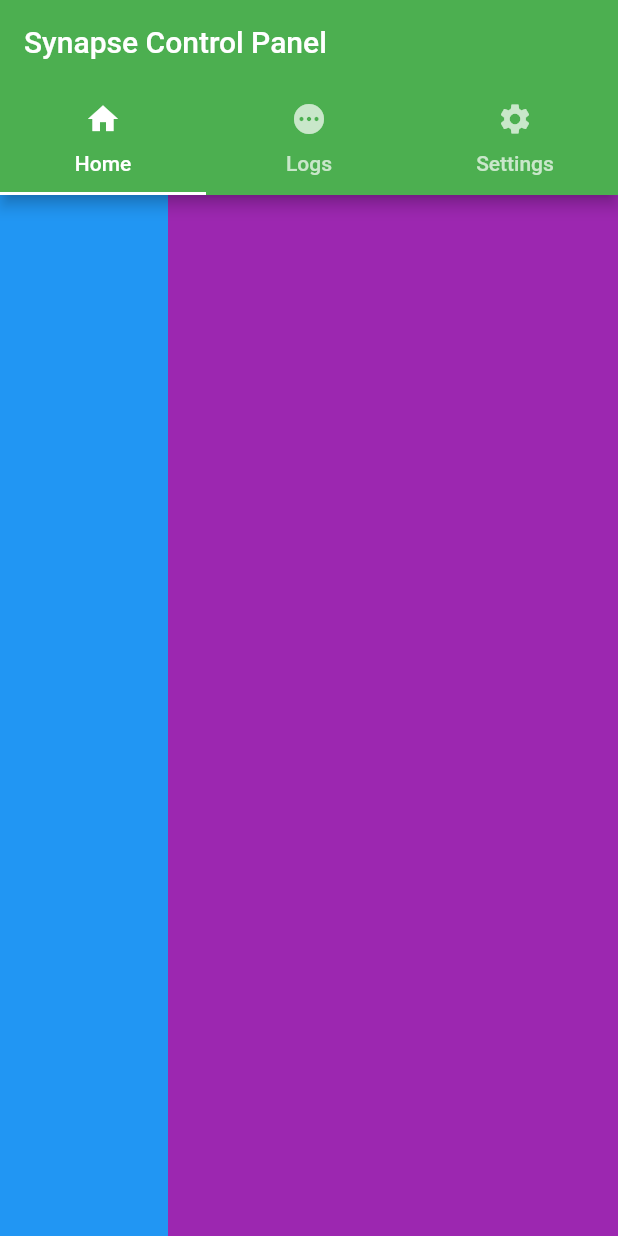
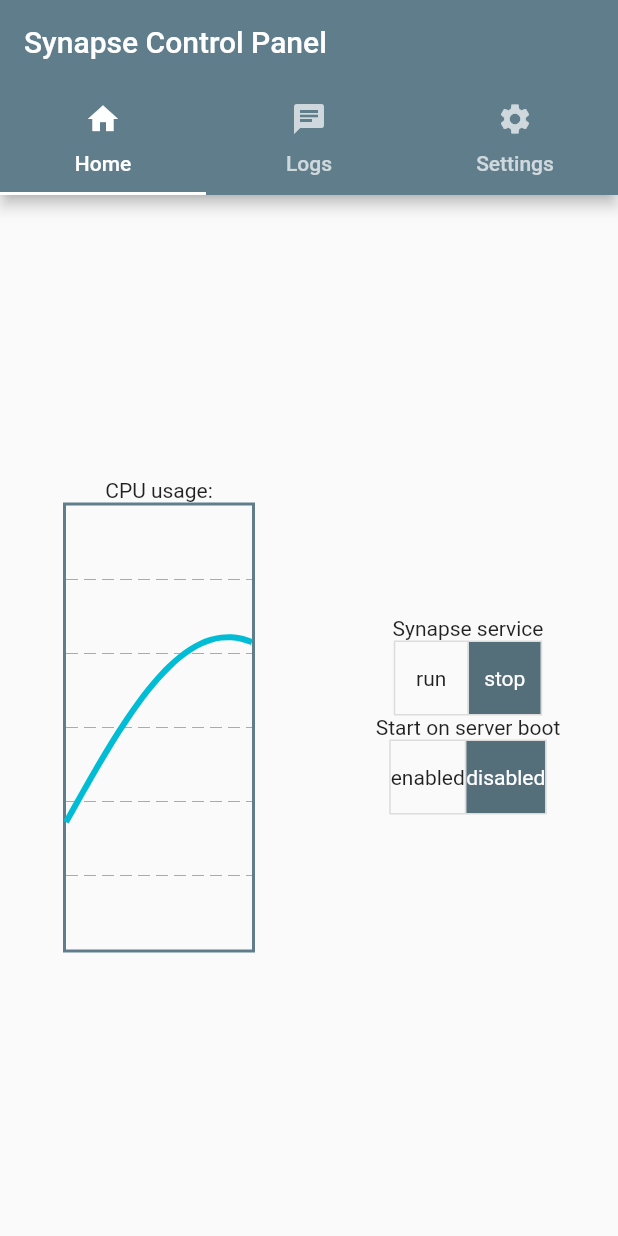
Before and after one commit to Robogera/service-control-panel, a Flutter app: the screen it shows after launch, on a phone screen of 412 x 824 dp. Run offline on Flutter 3.47's test engine with Material 2 defaults, Android fonts, the phone set to English and light mode, and no system bars; drawn by our look-alikes of fl_chart.

Commit message:
Dev: basic performance chart added

```diff
--- a/lib/main.dart
+++ b/lib/main.dart
@@ -1,3 +1,7 @@
+import 'dart:async';
+import 'dart:math' as math;
+
+import 'package:fl_chart/fl_chart.dart';
 import 'package:flutter/material.dart';
 
 void main() => runApp(const MyApp());
@@ -11,8 +15,8 @@ class MyApp extends StatelessWidget {
   Widget build(BuildContext context) {
     return MaterialApp(
       title: _title,
-      home: App(),
-      theme: ThemeData(primarySwatch: Colors.green),
+      home: const App(),
+      theme: ThemeData(primarySwatch: Colors.blueGrey),
     );
   }
 }
@@ -46,13 +50,14 @@ class _AppState extends State<App> with TickerProviderStateMixin {
               icon: Icon(Icons.home),
               text: "Home",
             ),
-            Tab(icon: Icon(Icons.pending), text: "Logs"),
+            Tab(icon: Icon(Icons.chat), text: "Logs"),
             Tab(icon: Icon(Icons.settings), text: "Settings"),
           ],
         ),
       ),
       body: TabBarView(
         controller: _tabController,
+        // TODO: check if using const here doesn't break the stateful widgets inside
         children: [
           MainPage(),
           MainPage(),
@@ -70,7 +75,25 @@ class MainPage extends StatefulWidget {
   State<MainPage> createState() => _MainPageState();
 }
 
-class _MainPageState extends State<MainPage> {
+const List<Widget> powerActions = [
+  Text("run"),
+  Text("stop"),
+];
+
+const List<Widget> autostartPolicies = [
+  Text("enabled"),
+  Text("disabled"),
+];
+
+class _MainPageState extends State<MainPage>
+    with AutomaticKeepAliveClientMixin<MainPage> {
+  // TODO: move the initialization to initState() to grab the actuale state from the backend
+  final List<bool> _selectedPowerAction = <bool>[false, true];
+  final List<bool> _selectedAutostartPolicy = <bool>[false, true];
+
+  @override
+  bool get wantKeepAlive => true;
+
   @override
   void initState() {
     super.initState();
@@ -78,15 +101,136 @@ class _MainPageState extends State<MainPage> {
 
   @override
   Widget build(BuildContext context) {
-    return Row(children: [
-      Expanded(
-          child: Container(
-        decoration: BoxDecoration(color: Colors.blue),
-      )),
-      Container(
-        constraints: BoxConstraints(minWidth: 200, maxWidth: 300),
-        decoration: BoxDecoration(color: Colors.purple),
-      ),
-    ]);
+    super.build(context);
+    return Row(
+      children: [
+        Expanded(
+          child: SingleChildScrollView(
+            child: Column(
+              children: [
+                Text("CPU usage:"),
+                Container(
+                  constraints: BoxConstraints(
+                    maxHeight: 300,
+                    minHeight: 200,
+                  ),
+                  padding: const EdgeInsets.only(left: 42.0, right: 42.0),
+                  child: PerformanceChart(),
+                ),
+              ],
+            ),
+          ),
+        ),
+        Container(
+          constraints: const BoxConstraints(minWidth: 200, maxWidth: 300),
+          child: SingleChildScrollView(
+            child: Column(
+              children: [
+                const Text("Synapse service"),
+                ToggleButtons(
+                  onPressed: (int indexPressed) {
+                    setState(() {
+                      for (int i = 0; i < _selectedPowerAction.length; i++) {
+                        _selectedPowerAction[i] = i == indexPressed;
+                      }
+                    });
+                  },
+                  isSelected: _selectedPowerAction,
+                  selectedColor: Colors.white,
+                  fillColor: Colors.blueGrey[600],
+                  children: powerActions,
+                ),
+                const Text("Start on server boot"),
+                ToggleButtons(
+                  onPressed: (int indexPressed) {
+                    setState(() {
+                      for (int i = 0;
+                          i < _selectedAutostartPolicy.length;
+                          i++) {
+                        _selectedAutostartPolicy[i] = i == indexPressed;
+                      }
+                    });
+                  },
+                  isSelected: _selectedAutostartPolicy,
+                  selectedColor: Colors.white,
+                  fillColor: Colors.blueGrey[600],
+                  children: autostartPolicies,
+                ),
+              ],
+            ),
+          ),
+        ),
+      ],
+    );
   }
 }
+
+class PerformanceChart extends StatefulWidget {
+  const PerformanceChart({super.key});
+
+  final color = Colors.red;
+
+  @override
+  State<PerformanceChart> createState() => _PerformanceChartState();
+}
+
+class _PerformanceChartState extends State<PerformanceChart> {
+  final dotsLimit = 100;
+  final points = <FlSpot>[];
+
+  double xVal = 0;
+  double step = 0.1;
+
+  late Timer timer;
+
+  @override
+  void initState() {
+    super.initState();
+    timer = Timer.periodic(const Duration(milliseconds: 400), (timer) {
+      while (points.length > dotsLimit) {
+        points.removeAt(0);
+      }
+      setState(() {
+        points.add(FlSpot(
+            xVal,
+            ((1 + math.sin(xVal)) / 2 +
+                    (math.Random().nextDouble() - 0.5) * 0.4)
+                .abs()));
+      });
+      xVal += step;
+    });
+  }
+
+  LineChartBarData line(List<FlSpot> points) {
+    return LineChartBarData(
+      spots: points,
+      dotData: FlDotData(
+        show: false,
+      ),
+      barWidth: 4,
+      isCurved: true,
+    );
+  }
+
+  @override
+  Widget build(BuildContext context) {
+    return LineChart(
+      LineChartData(
+        minY: 0,
+        maxY: 1.2,
+        minX: points.first.x,
+        maxX: points.last.x,
+        titlesData: FlTitlesData(show: false),
+        lineTouchData: LineTouchData(enabled: false),
+        clipData: FlClipData.all(),
+        gridData: FlGridData(show: true, drawVerticalLine: false),
+        borderData: FlBorderData(
+            show: true, border: Border.all(color: Colors.blueGrey, width: 2)),
+        lineBarsData: [
+          line(points),
+        ],
+      ),
+      swapAnimationDuration: Duration.zero,
+    );
+  }
+}
```
